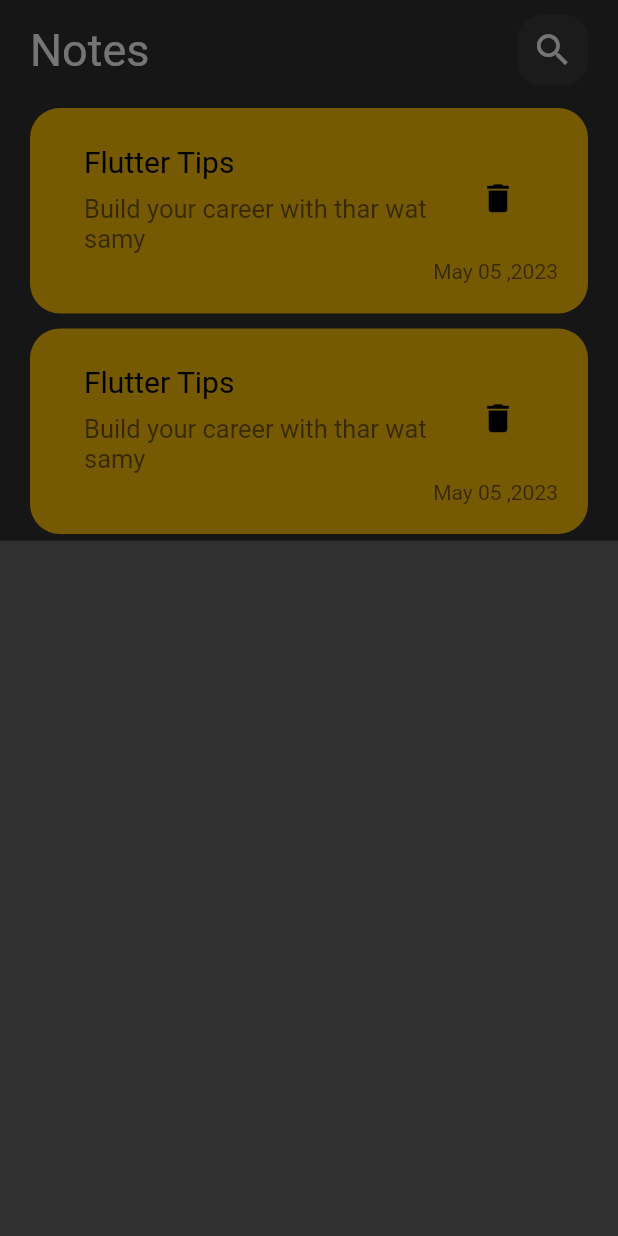
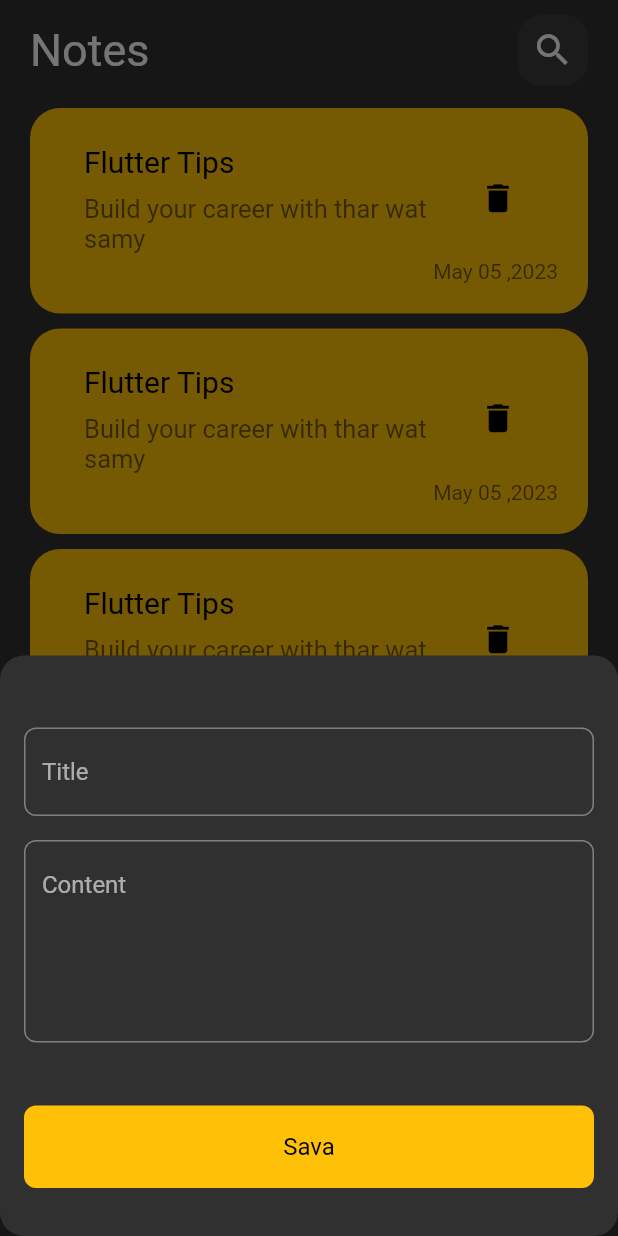
Before and after one commit to x7hem/notes_app_flutter, a Flutter app: the screen it shows after launch, after a tap on the "add" icon, on a phone screen of 412 x 824 dp. Run offline on Flutter 3.47's test engine with Material 2 defaults, Android fonts, the phone set to English and light mode, and no system bars.

Commit message:
Edit View Body

```diff
--- /dev/null
+++ b/lib/screen/EditNoteScreen.dart
@@ -0,0 +1,15 @@
+import 'package:flutter/material.dart';
+import 'package:notes_app_flutter/widget/EditViewBody.dart';
+
+class EditNoteScreen extends StatelessWidget {
+  const EditNoteScreen({super.key});
+
+  @override
+  Widget build(BuildContext context) {
+    return Scaffold(
+      body: const SafeArea(
+        child: EditViewBody(),
+      ),
+    );
+  }
+}
--- a/lib/screen/HomeScreen.dart
+++ b/lib/screen/HomeScreen.dart
@@ -10,6 +10,9 @@ class HomeScreen extends StatelessWidget {
     return  Scaffold(
       floatingActionButton: FloatingActionButton(onPressed: (){
         showModalBottomSheet(
+          shape: RoundedRectangleBorder(
+            borderRadius: BorderRadius.circular(16)
+          ),
             context: context,
             builder: (context){
             return const AddNoteBottomSheet();
--- a/lib/widget/BottomSheet.dart
+++ b/lib/widget/BottomSheet.dart
@@ -1,12 +1,29 @@
+import 'package:flutter/gestures.dart';
 import 'package:flutter/material.dart';
+import 'package:notes_app_flutter/widget/CustomButtonAdd.dart';
+import 'package:notes_app_flutter/widget/custom_text_field.dart';
 
 class AddNoteBottomSheet extends StatelessWidget {
   const AddNoteBottomSheet({super.key});
 
   @override
   Widget build(BuildContext context) {
-    return Container(
+    return  const Padding(
+      padding:  EdgeInsets.all(16),
+      child:   SingleChildScrollView(
+        child: Column(
+            children:  [
+              SizedBox(height: 32,),
+              CustomTextField(hint: "Title",),
+              SizedBox(height: 16,),
+              CustomTextField(hint: "Content",maxLines: 5,),
+              SizedBox(height: 42,),
+              CustomButton(),
+              SizedBox(height: 16,),
+            ],
 
+        ),
+      ),
     );
   }
 }
--- /dev/null
+++ b/lib/widget/CustomButtonAdd.dart
@@ -0,0 +1,20 @@
+import 'package:flutter/material.dart';
+
+class CustomButton extends StatelessWidget {
+  const CustomButton({super.key});
+
+  @override
+  Widget build(BuildContext context) {
+    return  Container(
+      width: MediaQuery.of(context).size.width,
+      height: 55,
+      decoration: BoxDecoration(
+          color: Colors.amber,
+          borderRadius: BorderRadius.circular(8)
+      ),
+      child: const Center(
+        child: Text("Sava",style: TextStyle(color: Colors.black,fontSize: 16),),
+      ),
+    );
+  }
+}
--- /dev/null
+++ b/lib/widget/EditViewBody.dart
@@ -0,0 +1,10 @@
+import 'package:flutter/material.dart';
+
+class EditViewBody extends StatelessWidget {
+  const EditViewBody({super.key});
+
+  @override
+  Widget build(BuildContext context) {
+    return const Placeholder();
+  }
+}
--- a/lib/widget/NoteItem.dart
+++ b/lib/widget/NoteItem.dart
@@ -1,18 +1,25 @@
 import 'package:flutter/material.dart';
+import 'package:notes_app_flutter/screen/EditNoteScreen.dart';
 
 class NoteItem extends StatelessWidget {
   const NoteItem({super.key});
 
   @override
   Widget build(BuildContext context) {
-    return Container(
+    return GestureDetector(
+      onTap: (){
+        Navigator.push(context, MaterialPageRoute(builder: (context){
+          return const EditNoteScreen();
+        }));
+      },
+      child: Container(
         decoration: BoxDecoration(
           color: Colors.amber,
           borderRadius: BorderRadius.circular(20),
         ),
         child: Padding(
           padding: const EdgeInsets.all(20.0),
-        child: Column(
+          child: Column (
             crossAxisAlignment: CrossAxisAlignment.end,
             children: [
               ListTile(
@@ -30,6 +37,7 @@ class NoteItem extends StatelessWidget {
             ],
           ),
         ),
+      ),
     );
   }
 }
--- /dev/null
+++ b/lib/widget/custom_text_field.dart
@@ -0,0 +1,25 @@
+import 'package:flutter/material.dart';
+
+class CustomTextField extends StatelessWidget {
+  final String hint;
+  final int maxLines;
+  const CustomTextField({super.key, required this.hint,  this.maxLines=1});
+
+  @override
+  Widget build(BuildContext context) {
+    return TextField(
+      maxLines: maxLines,
+      decoration: InputDecoration(
+        hintText: hint,
+
+        border: OutlineInputBorder(
+          borderRadius: BorderRadius.circular(8),
+          borderSide: const BorderSide(
+            color: Colors.white
+          ),
+
+        ),
+      ),
+    );
+  }
+}
```
Lines whose indentation alone changed are shown as unchanged.
